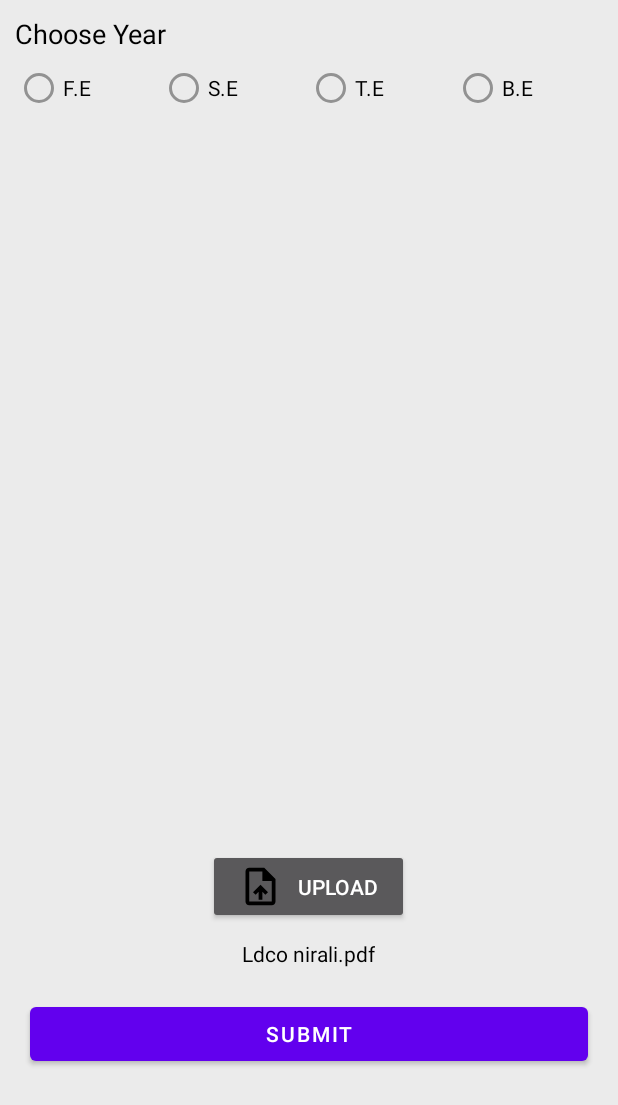
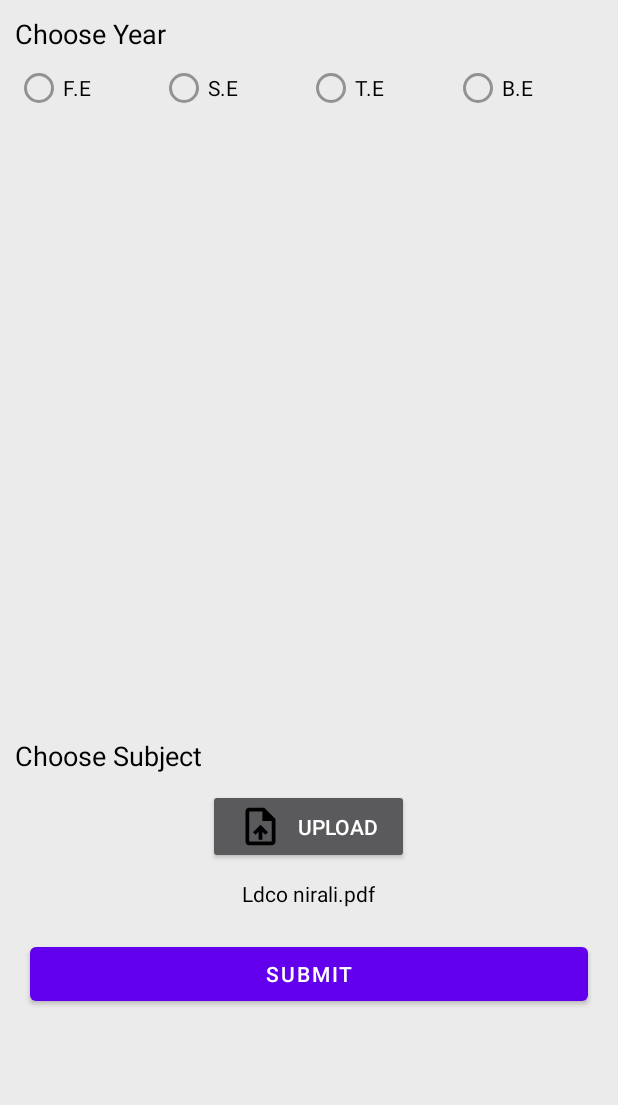
Before and after one commit to khan-mujeeb/Admin-Dashboard, an Android app: the AddBooks screen opened directly, with no data from a screen before it, on a phone screen of 412 x 824 dp. Shown: the top 1105 px of the screen. Run offline under Robolectric (Android 15) with nearby library versions, the phone set to English and light mode, and no system bars; our stand-ins replace Firebase (no records; nobody signed in at launch, a user with empty details on screens opened directly).

Commit message:
subject checkbox added

```diff
--- a/app/src/main/res/layout/activity_add_books.xml
+++ b/app/src/main/res/layout/activity_add_books.xml
@@ -152,17 +152,68 @@
     </RelativeLayout>
 
 
-    <com.google.android.material.textfield.TextInputEditText
-        android:layout_margin="10dp"
-        android:visibility="invisible"
-        android:padding="10dp"
-        android:hint="subject"
-        android:background="@drawable/edit_text_bg"
-        android:inputType="textAutoComplete"
-        android:id="@+id/subject"
-        android:maxLines="1"
+<!--    <com.google.android.material.textfield.TextInputEditText-->
+<!--        android:layout_margin="10dp"-->
+<!--        android:visibility="invisible"-->
+<!--        android:padding="10dp"-->
+<!--        android:hint="subject"-->
+<!--        android:background="@drawable/edit_text_bg"-->
+<!--        android:inputType="textAutoComplete"-->
+<!--        android:id="@+id/subject"-->
+<!--        android:maxLines="1"-->
+<!--        android:layout_width="match_parent"-->
+<!--        android:layout_height="wrap_content"/>-->
+
+    <TextView
+        android:textSize="18sp"
+        android:id="@+id/headling_sub"
+        android:layout_alignParentStart="true"
+        android:layout_alignParentTop="true"
+        android:textColor="@color/black"
+        android:text="Choose Subject"
+        android:layout_width="wrap_content"
+        android:layout_height="wrap_content"/>
+    <RadioGroup
+        android:visibility="gone"
+        android:id="@+id/subject_layout"
+        android:orientation="vertical"
         android:layout_width="match_parent"
-        android:layout_height="wrap_content"/>
+        android:layout_height="wrap_content">
+        <RadioButton
+            android:textColor="@color/black"
+            android:id="@+id/subj_1"
+            android:text="subject 1"
+            android:layout_width="wrap_content"
+            android:layout_height="wrap_content"/>
+
+        <RadioButton
+            android:textColor="@color/black"
+            android:id="@+id/subj_2"
+            android:text="subject 2"
+            android:layout_width="wrap_content"
+            android:layout_height="wrap_content"/>
+
+        <RadioButton
+            android:textColor="@color/black"
+            android:id="@+id/subj_3"
+            android:text="subject 3"
+            android:layout_width="wrap_content"
+            android:layout_height="wrap_content"/>
+
+        <RadioButton
+            android:textColor="@color/black"
+            android:id="@+id/subj_4"
+            android:text="subject 4"
+            android:layout_width="wrap_content"
+            android:layout_height="wrap_content"/>
+
+        <RadioButton
+            android:textColor="@color/black"
+            android:id="@+id/subj_5"
+            android:text="subject 5"
+            android:layout_width="wrap_content"
+            android:layout_height="wrap_content"/>
+    </RadioGroup>
 
     <androidx.appcompat.widget.AppCompatButton
         android:id="@+id/upload"
```
Also changed, not shown: app/src/main/AndroidManifest.xml (+16 -2 lines), app/src/main/java/com/example/admindashboard/ui/AddBooks.kt (+74 -19 lines), app/src/main/java/com/example/admindashboard/ui/PYQ.kt (added, +12 -0 lines), app/src/main/java/com/example/admindashboard/ui/PlacementAddistant.kt (added, +12 -0 lines), app/src/main/res/layout/activity_placement_addistant.xml (added, +9 -0 lines), app/src/main/res/layout/activity_pyq.xml (added, +9 -0 lines).
